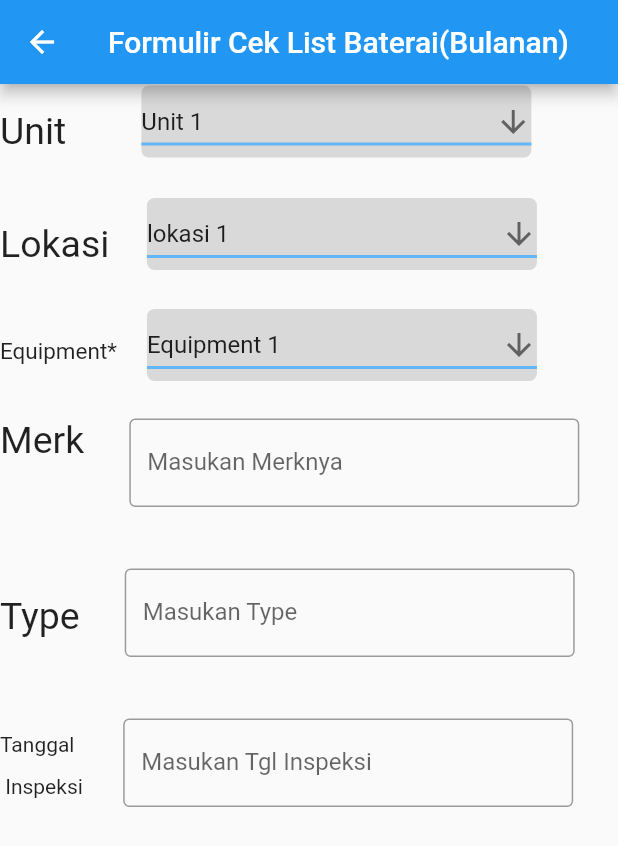
After one commit to thyosechan/Work_Order_ICON-, a Flutter app: the FormWo screen opened by its route, on a phone screen of 412 x 824 dp. The commit adds this screen. Shown: the top 846 px of the screen. Run offline on Flutter 3.47's test engine with Material 2 defaults, Android fonts, the phone set to English and light mode, and no system bars; our stand-ins replace geolocator, google_maps_flutter; missing offline and left inert: slide_digital_clock.

Commit message:
no message

```diff
--- /dev/null
+++ b/lib/form/form.dart
@@ -0,0 +1,213 @@
+import 'package:flutter/material.dart';
+
+class FormWo extends StatefulWidget {
+  static const routeName = '/form';
+  @override
+  _FormWoState createState() => _FormWoState();
+}
+
+class _FormWoState extends State<FormWo> {
+  String dropdownUnit = 'Unit 1';
+  String dropdownLoct = 'lokasi 1';
+  String dropdownEq = 'Equipment 1';
+
+  @override
+  Widget build(BuildContext context) {
+    return Scaffold(
+      appBar: AppBar(
+        title: Text('Formulir Cek List Baterai(Bulanan)'),
+      ),
+      body: SingleChildScrollView(
+        child: Column(
+          crossAxisAlignment: CrossAxisAlignment.start,
+          mainAxisAlignment: MainAxisAlignment.center,
+          children: <Widget>[
+            Row(
+              mainAxisAlignment: MainAxisAlignment.start,
+              children: [
+                Text('Unit', style: TextStyle(fontSize: 25, height: 2)),
+                SizedBox(
+                  width: 50,
+                ),
+                Container(
+                  width: 260,
+                  decoration: BoxDecoration(
+                      color: Color.fromRGBO(217, 217, 217, 1),
+                      borderRadius: BorderRadius.circular(5)),
+                  child: DropdownButton(
+                    icon: Icon(Icons.arrow_downward),
+                    isExpanded: true,
+                    value: dropdownUnit,
+                    underline: Container(
+                      height: 2,
+                      color: Colors.blue[300],
+                    ),
+                    onChanged: (String newValue) {
+                      setState(() {
+                        dropdownUnit = newValue;
+                      });
+                    },
+                    items: <String>['Unit 1', 'Unit 2', 'Unit 3', 'Unit 4']
+                        .map<DropdownMenuItem<String>>((String value) {
+                      return DropdownMenuItem<String>(
+                        value: value,
+                        child: Text(value),
+                      );
+                    }).toList(),
+                  ),
+                ),
+              ],
+            ),
+            SizedBox(
+              height: 25,
+            ),
+            Row(
+              mainAxisAlignment: MainAxisAlignment.start,
+              children: [
+                Text('Lokasi', style: TextStyle(fontSize: 25, height: 2)),
+                SizedBox(
+                  width: 25,
+                ),
+                Container(
+                  width: 260,
+                  decoration: BoxDecoration(
+                      color: Color.fromRGBO(217, 217, 217, 1),
+                      borderRadius: BorderRadius.circular(5)),
+                  child: DropdownButton(
+                    icon: Icon(Icons.arrow_downward),
+                    isExpanded: true,
+                    value: dropdownLoct,
+                    underline: Container(
+                      height: 2,
+                      color: Colors.blue[300],
+                    ),
+                    onChanged: (String newValue2) {
+                      setState(() {
+                        dropdownLoct = newValue2;
+                      });
+                    },
+                    items: <String>[
+                      'lokasi 1',
+                      'lokasi 2',
+                      'lokasi 3',
+                      'lokasi 4'
+                    ].map<DropdownMenuItem<String>>((String value2) {
+                      return DropdownMenuItem<String>(
+                        value: value2,
+                        child: Text(value2),
+                      );
+                    }).toList(),
+                  ),
+                ),
+              ],
+            ),
+            SizedBox(
+              height: 25,
+            ),
+            Row(
+              mainAxisAlignment: MainAxisAlignment.start,
+              children: <Widget>[
+                Text('Equipment*', style: TextStyle(fontSize: 15, height: 2)),
+                SizedBox(
+                  width: 20,
+                ),
+                Container(
+                  width: 260,
+                  decoration: BoxDecoration(
+                      color: Color.fromRGBO(217, 217, 217, 1),
+                      borderRadius: BorderRadius.circular(5)),
+                  child: DropdownButton(
+                    icon: Icon(Icons.arrow_downward),
+                    isExpanded: true,
+                    value: dropdownEq,
+                    underline: Container(
+                      height: 2,
+                      color: Colors.blue[300],
+                    ),
+                    onChanged: (String newValue3) {
+                      setState(() {
+                        dropdownEq = newValue3;
+                      });
+                    },
+                    items: <String>[
+                      'Equipment 1',
+                      'Equipment 2',
+                      'Equipment 3',
+                      'Equipment 4'
+                    ].map<DropdownMenuItem<String>>((String value3) {
+                      return DropdownMenuItem<String>(
+                        value: value3,
+                        child: Text(value3),
+                      );
+                    }).toList(),
+                  ),
+                ),
+              ],
+            ),
+            SizedBox(
+              height: 25,
+            ),
+            Row(
+              crossAxisAlignment: CrossAxisAlignment.start,
+              children: <Widget>[
+                Text('Merk',
+                    style: TextStyle(
+                      fontSize: 25,
+                    )),
+                SizedBox(
+                  width: 30,
+                ),
+                Container(
+                  width: 300,
+                  height: 100,
+                  child: TextField(
+                    decoration: InputDecoration(
+                        border: OutlineInputBorder(),
+                        labelText: 'Masukan Merknya'),
+                  ),
+                )
+              ],
+            ),
+            Row(
+              crossAxisAlignment: CrossAxisAlignment.start,
+              children: <Widget>[
+                Text('Type', style: TextStyle(fontSize: 25, height: 2)),
+                SizedBox(
+                  width: 30,
+                ),
+                Container(
+                  width: 300,
+                  height: 100,
+                  child: TextField(
+                    decoration: InputDecoration(
+                        border: OutlineInputBorder(),
+                        labelText: 'Masukan Type'),
+                  ),
+                )
+              ],
+            ),
+            Row(
+              crossAxisAlignment: CrossAxisAlignment.start,
+              children: <Widget>[
+                Text('Tanggal \n Inspeksi  ',
+                    style: TextStyle(fontSize: 14, height: 2)),
+                SizedBox(
+                  width: 20,
+                ),
+                Container(
+                  width: 300,
+                  height: 200,
+                  child: TextField(
+                    decoration: InputDecoration(
+                        border: OutlineInputBorder(),
+                        labelText: 'Masukan Tgl Inspeksi'),
+                  ),
+                )
+              ],
+            ),
+          ],
+        ),
+      ),
+    );
+  }
+}
--- a/lib/login/login.dart
+++ b/lib/login/login.dart
@@ -22,7 +22,8 @@ class _LoginState extends State<Login> {
   }
 
   login() async {
-    final response = await http.post("http://10.0.2.2/flutter/login.php",
+    final response = await http.post(
+        "http://koneksiflutter.000webhostapp.com/login.php",
         body: {"username": username, "password": password});
     final data = jsonDecode(response.body);
     int value = data['value'];
--- a/lib/main.dart
+++ b/lib/main.dart
@@ -1,4 +1,5 @@
 import 'package:flutter/material.dart';
+import 'package:woicon/form/form.dart';
 import 'package:woicon/login/login.dart';
 import 'package:woicon/work_order/work_order.dart';
 import 'package:woicon/work_order/check_location.dart';
@@ -20,7 +21,8 @@ class MyApp extends StatelessWidget {
         // When navigating to the "/second" route, build the SecondScreen widget.
         '/second': (context) => WorkOrder(),
         '/work': (context) => WorkOrder(),
-        '/location': (context) => DashboardScreen()
+        '/location': (context) => DashboardScreen(),
+        '/form': (context) => FormWo()
       },
       debugShowCheckedModeBanner: false,
     );
--- a/lib/route/route.dart
+++ b/lib/route/route.dart
@@ -1,4 +1,5 @@
 import 'package:flutter/material.dart';
+import 'package:woicon/form/form.dart';
 import 'package:woicon/login/login.dart';
 import 'package:woicon/work_order/work_order.dart';
 
@@ -13,6 +14,10 @@ mixin RouteGenerator {
         return MaterialPageRoute(
             settings: RouteSettings(name: WorkOrder.routeName),
             builder: (_) => WorkOrder());
+      case FormWo.routeName:
+        return MaterialPageRoute(
+            settings: RouteSettings(name: FormWo.routeName),
+            builder: (_) => FormWo());
       default:
         return _errorRoute();
     }
--- a/lib/work_order/work_order.dart
+++ b/lib/work_order/work_order.dart
@@ -23,50 +23,75 @@ class _WorkOrderState extends State<WorkOrder> {
 
   @override
   Widget build(BuildContext context) {
-    return MaterialApp(
-      home: Scaffold(
-        appBar: AppBar(
-          title: Text("Daftar Pekerjaan"),
+    return Scaffold(
+      appBar: AppBar(
+        title: Text('Work Order'),
+      ),
+      body: Center(
+        child: ElevatedButton(
+          child: Text('Form'),
+          onPressed: () {
+            // Navigate to the second screen using a named route.
+            Navigator.pushNamed(context, '/form');
+          },
         ),
-        body: _PageList(),
       ),
     );
   }
 }
 
-class _PageList extends StatefulWidget {
-  @override
-  _PageListState createState() => _PageListState();
-}
+// class _PageList extends StatefulWidget {
+//   @override
+//   _PageListState createState() => _PageListState();
+// }
 
-class _PageListState extends State<_PageList> {
-  List<String> languages = [
-    "Dart",
-    "Kotlin",
-    "Java",
-    "PHP",
-    "Swift",
-    "Javascript",
-  ];
+// class _PageListState extends State<_PageList> {
+//   List<String> languages = [
+//     "Dart",
+//     "Kotlin",
+//     "Java",
+//     "PHP",
+//     "Swift",
+//     "Javascript",
+//   ];
 
-  @override
-  Widget build(BuildContext context) {
-    return Container(
-      color: Colors.grey[300],
-      child: ListView.builder(
-        itemCount: languages.length,
-        itemBuilder: (BuildContext context, int index) {
-          final number = index + 1;
-          final language = languages[index].toString();
-          return Card(
-            child: ListTile(
-              leading: Text(number.toString()),
-              title: Text(language),
-              trailing: Icon(Icons.check),
-            ),
-          );
-        },
-      ),
-    );
-  }
-}
+//   @override
+//   Widget build(BuildContext context) {
+//     return Container(
+//       color: Colors.grey[300],
+//       child: ListView.builder(
+//         itemCount: languages.length,
+//         itemBuilder: (BuildContext context, int index) {
+//           final number = index + 1;
+//           final language = languages[index].toString();
+//           return Card(
+//             child: ListTile(
+//               leading: Text(number.toString()),
+//               title: Text(language),
+//               trailing: Icon(Icons.check),
+//             ),
+//           );
+//         },
+//       ),
+//     );
+//   }
+// }
+
+// class Buttonform extends StatefulWidget {
+//   @override
+//   _ButtonformState createState() => _ButtonformState();
+// }
+
+// class _ButtonformState extends State<Buttonform> {
+//   @override
+//   Widget build(BuildContext context) {
+//     return Container(
+//       child: RaisedButton(
+//         onPressed: () {
+//           Navigator.pushNamed(context, '/form');
+//         },
+//         child: Text("test form"),
+//       ),
+//     );
+//   }
+// }
```
